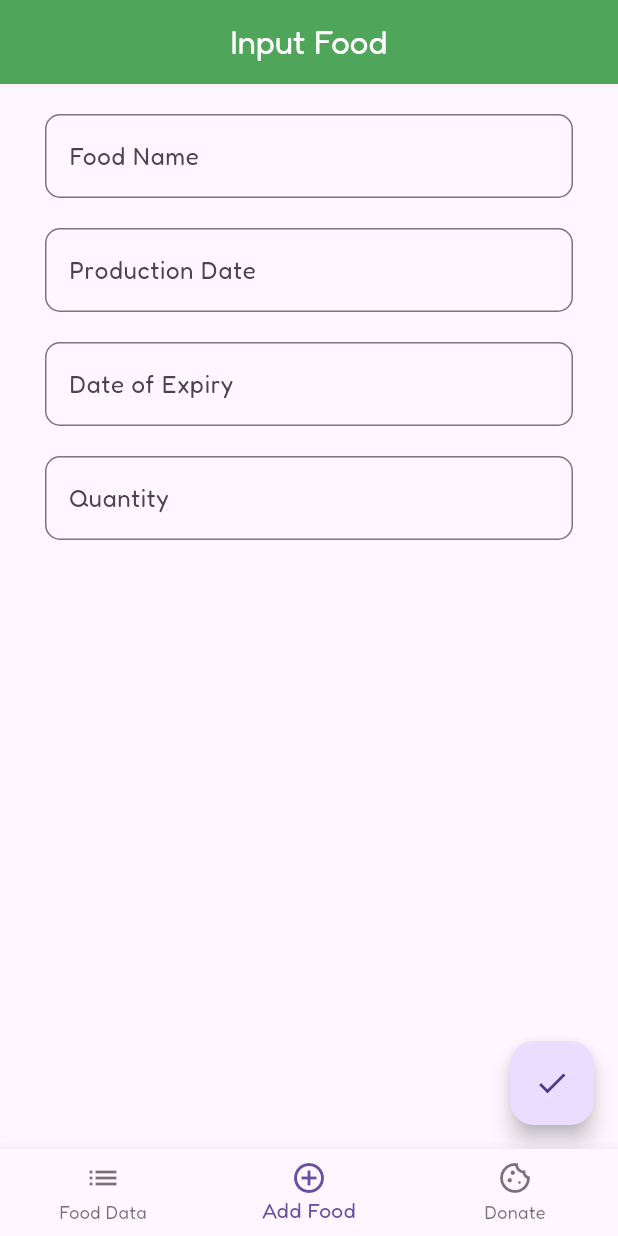
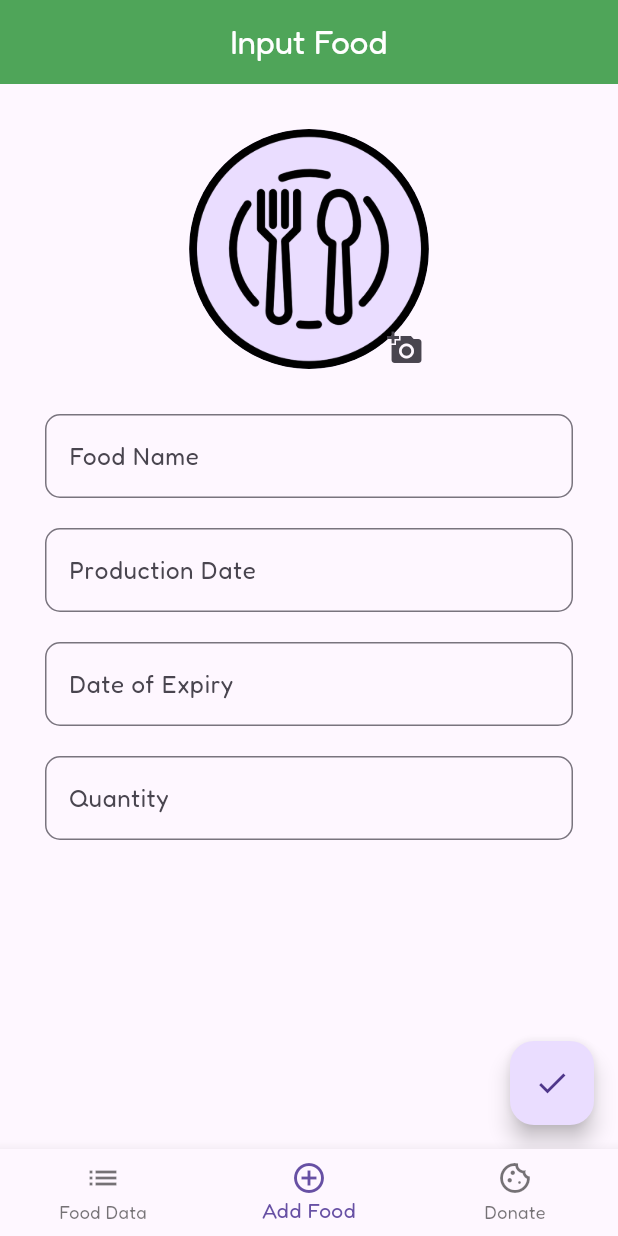
Before and after one commit to ahmersiddiqui9889/HungerHub, a Flutter app: the screen it shows after launch, item 2 of the bottom bar chosen, on a phone screen of 412 x 824 dp. Run offline on Flutter 3.47's test engine with Material 3 defaults, Android fonts, the phone set to English and light mode, and no system bars; our stand-ins replace cloud_firestore, firebase_core, get, image_picker; accounts and stored records are empty.

```diff
--- a/lib/createfood.dart
+++ b/lib/createfood.dart
@@ -1,9 +1,11 @@
+import 'dart:typed_data';
+
 import 'package:flutter/material.dart';
 import 'package:get/get.dart';
-import 'package:hungerhub/donate.dart';
 import 'package:hungerhub/backends/food_model.dart';
 import 'package:hungerhub/backends/food_repository.dart';
-
+import 'package:hungerhub/utils.dart';
+import 'package:image_picker/image_picker.dart';
 
 class CreateFood extends StatefulWidget {
   @override
@@ -19,6 +21,16 @@ class MyFormState extends State<CreateFood> {
   var expiryDate = TextEditingController();
   var quantity = TextEditingController();
   final foodRepo = Get.put(FoodRepository());
+
+
+  Uint8List? _image;
+  void selectImage() async {
+    Uint8List img = await pickImage(ImageSource.gallery);
+    setState(() {
+      _image = img;
+    });
+  }
+
 
   Future<void> createFood(FoodModel food) async {
     print("in create food");
@@ -39,6 +51,33 @@ class MyFormState extends State<CreateFood> {
         key: _myFormKey,
         child: Column(
             children: <Widget>[
+              // Add Photo
+              Padding(
+                padding: EdgeInsets.all(20.0),
+                child: Stack(
+                  children: [
+
+                    _image != null
+                      ? CircleAvatar(
+                        radius: 80,
+                        backgroundImage: MemoryImage(_image!),
+                      )
+
+                      : CircleAvatar(
+                        radius: 80,
+                        backgroundImage: AssetImage('assets/food.png')
+                      ),
+                      Positioned(
+                        child: IconButton(
+                          onPressed: selectImage,
+                          icon: const Icon(Icons.add_a_photo),
+                        ),
+                        bottom: -10,
+                        left: 120
+                      )
+                  ]
+                )
+              ),
 
               // Food Name
               Padding(
```
Also changed, not shown: lib/utils.dart (added, +12 -0 lines), pubspec.yaml (+4 -3 lines), assets/food.png (added), lib/test.dart (added), pubspec.lock, 6 other files.
